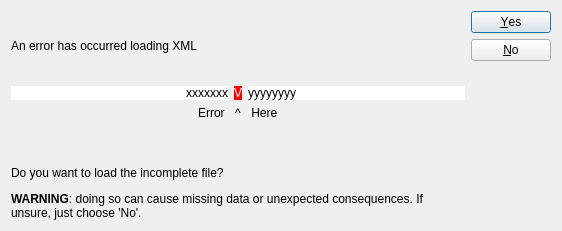
Above: src/modules/xml/xmlerrormanagerdialog.ui from lbellonda/qxmledit before the change. Below: the same form after it.
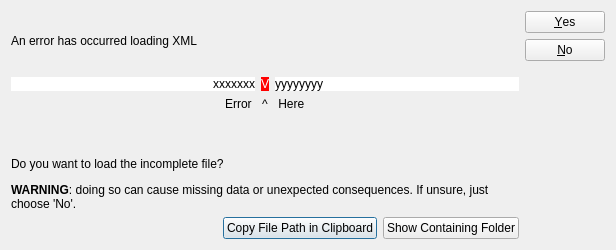
That is the form after the change. Icons and pictures are not drawn.

Commit message: New options to copy file path in the load error handling dialog.

Patch:
```diff
--- a/src/modules/xml/xmlerrormanagerdialog.ui
+++ b/src/modules/xml/xmlerrormanagerdialog.ui
@@ -6,8 +6,8 @@
    <rect>
     <x>0</x>
     <y>0</y>
-    <width>562</width>
-    <height>231</height>
+    <width>616</width>
+    <height>250</height>
    </rect>
   </property>
   <property name="windowTitle">
@@ -20,7 +20,7 @@
   <property name="modal">
    <bool>true</bool>
   </property>
-  <layout class="QHBoxLayout" name="horizontalLayout">
+  <layout class="QHBoxLayout" name="horizontalLayout_2">
    <item>
     <layout class="QVBoxLayout" name="verticalLayout">
      <item>
@@ -164,6 +164,49 @@
        </property>
       </widget>
      </item>
+     <item>
+      <layout class="QHBoxLayout" name="horizontalLayout">
+       <item>
+        <spacer name="horizontalSpacer">
+         <property name="orientation">
+          <enum>Qt::Horizontal</enum>
+         </property>
+         <property name="sizeHint" stdset="0">
+          <size>
+           <width>40</width>
+           <height>20</height>
+          </size>
+         </property>
+        </spacer>
+       </item>
+       <item>
+        <widget class="QPushButton" name="copyFilePath">
+         <property name="sizePolicy">
+          <sizepolicy hsizetype="Preferred" vsizetype="Fixed">
+           <horstretch>0</horstretch>
+           <verstretch>0</verstretch>
+          </sizepolicy>
+         </property>
+         <property name="text">
+          <string>Copy File Path in Clipboard</string>
+         </property>
+        </widget>
+       </item>
+       <item>
+        <widget class="QPushButton" name="showContainingFolder">
+         <property name="sizePolicy">
+          <sizepolicy hsizetype="Fixed" vsizetype="Fixed">
+           <horstretch>0</horstretch>
+           <verstretch>0</verstretch>
+          </sizepolicy>
+         </property>
+         <property name="text">
+          <string>Show Containing Folder</string>
+         </property>
+        </widget>
+       </item>
+      </layout>
+     </item>
     </layout>
    </item>
    <item>
```
Left out of the diff: 1 changed line with no effect on the pictures. The commit also changes 3 other files.
